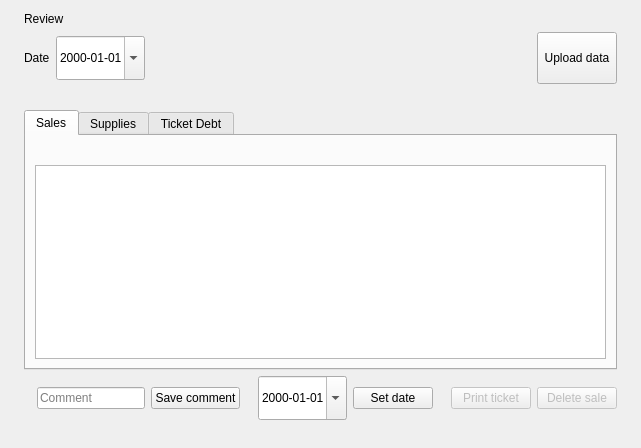
Old version of the form smart210/src/review/ReviewPage.ui in the repository atosdev7/GasStaion.
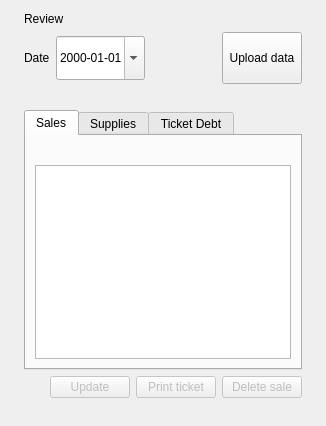
New version of the form.

Commit message: Smart210: Review has one Update button that opens a window with the comment and the date; the State column of the Remainder tickets fits its text

```diff
--- a/smart210/src/review/ReviewPage.ui
+++ b/smart210/src/review/ReviewPage.ui
@@ -109,7 +109,7 @@
     </widget>
    </item>
    <item>
-    <layout class="QHBoxLayout" name="editRow" stretch="0,1,0,0,0,0,0,0">
+    <layout class="QHBoxLayout" name="editRow" stretch="0,1,0,0,0">
      <property name="leftMargin"><number>0</number></property>
      <property name="topMargin"><number>0</number></property>
      <property name="rightMargin"><number>0</number></property>
@@ -119,42 +119,18 @@
       <widget class="QLabel" name="reviewSelected">
       </widget>
      </item>
-     <item>
-      <widget class="QLineEdit" name="reviewComment">
-       <property name="placeholderText"><string>Comment</string></property>
-      </widget>
-     </item>
-     <item>
-      <widget class="QPushButton" name="saveCommentButton">
-       <property name="text"><string>Save comment</string></property>
-      </widget>
-     </item>
      <item>
       <spacer name="spacer1">
        <property name="orientation"><enum>Qt::Horizontal</enum></property>
-       <property name="sizeType"><enum>QSizePolicy::Fixed</enum></property>
        <property name="sizeHint" stdset="0"><size><width>12</width><height>20</height></size></property>
       </spacer>
      </item>
      <item>
-      <widget class="QDateEdit" name="reviewSetDate">
-       <property name="calendarPopup"><bool>true</bool></property>
-       <property name="displayFormat"><string notr="true">yyyy-MM-dd</string></property>
-       <property name="minimumSize"><size><width>0</width><height>44</height></size></property>
+      <widget class="QPushButton" name="updateButton">
+       <property name="text"><string>Update</string></property>
+       <property name="enabled"><bool>false</bool></property>
       </widget>
      </item>
-     <item>
-      <widget class="QPushButton" name="setDateButton">
-       <property name="text"><string>Set date</string></property>
-      </widget>
-     </item>
-     <item>
-      <spacer name="spacer2">
-       <property name="orientation"><enum>Qt::Horizontal</enum></property>
-       <property name="sizeType"><enum>QSizePolicy::Fixed</enum></property>
-       <property name="sizeHint" stdset="0"><size><width>12</width><height>20</height></size></property>
-      </spacer>
-     </item>
      <item>
       <widget class="QPushButton" name="printTicketButton">
        <property name="text"><string>Print ticket</string></property>
```
The commit also changes 12 other files.
